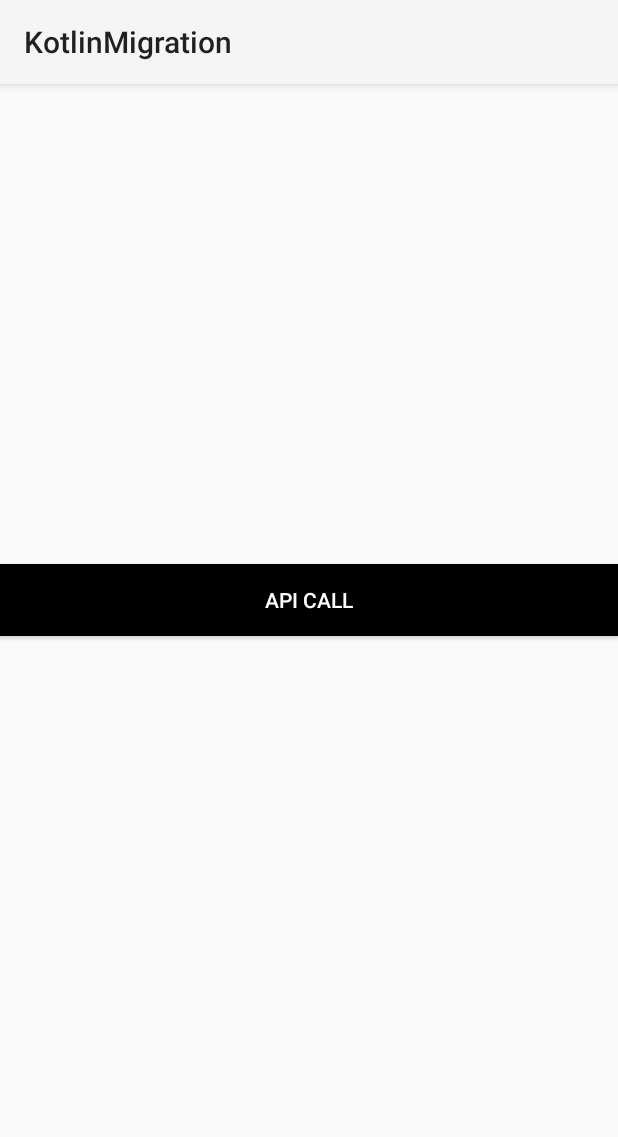
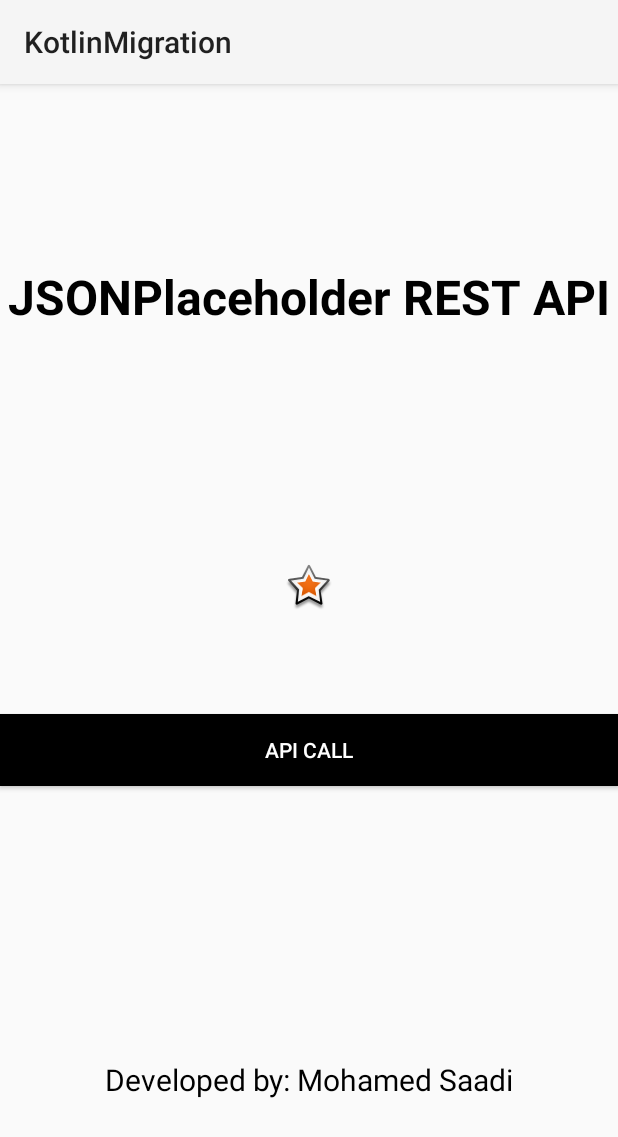
Before and after one commit to moefsaadi/Kotlin-Adventure, an Android app: the screen it shows after launch (MainActivity), on a phone screen of 412 x 824 dp. Shown: the top 1137 px of the screen. Run offline under Robolectric (Android 15) with nearby library versions, the phone set to English and light mode, and no system bars.

Commit message:
Added TextView,ImageView on App Launch

```diff
--- a/app/src/main/java/com/example/kotlinmigration/MainActivity.kt
+++ b/app/src/main/java/com/example/kotlinmigration/MainActivity.kt
@@ -3,9 +3,7 @@ package com.example.kotlinmigration
 import androidx.appcompat.app.AppCompatActivity
 import android.os.Bundle
 import android.view.View
-import android.widget.Button
-import android.widget.ProgressBar
-import android.widget.Toast
+import android.widget.*
 import androidx.core.view.isInvisible
 import androidx.core.view.isVisible
 import androidx.recyclerview.widget.LinearLayoutManager
@@ -29,6 +27,9 @@ class MainActivity : AppCompatActivity() {
 
         val myButton: Button = findViewById(R.id.button)
         val myProgress : ProgressBar = findViewById(R.id.progress)
+        val myTitle : TextView = findViewById(R.id.mainTitle)
+        val myImg : ImageView = findViewById(R.id.img)
+        val myFooter : TextView = findViewById(R.id.developed)
         var list = listOf<PostsJsonItem>()
 
 
@@ -41,6 +42,9 @@ class MainActivity : AppCompatActivity() {
         myButton.setOnClickListener {
             myButton.visibility = View.INVISIBLE
             myProgress.visibility = View.VISIBLE
+            myTitle.visibility = View.INVISIBLE
+            myImg.visibility = View.INVISIBLE
+            myFooter.visibility = View.INVISIBLE
 
 
 
--- a/app/src/main/java/com/example/kotlinmigration/MyAdapter.kt
+++ b/app/src/main/java/com/example/kotlinmigration/MyAdapter.kt
@@ -40,8 +40,8 @@ class MyAdapter(
         holder.textViewBody.text = "Body: " + myList[position].body
 
         //Alternate colors of each block
-        if(position %2 == 1)holder.itemView.setBackgroundResource(R.drawable.background1)
-        else{holder.itemView.setBackgroundResource(R.drawable.background2)}
+        if(position %2 == 1) holder.itemView.setBackgroundResource(R.drawable.background1)
+        else holder.itemView.setBackgroundResource(R.drawable.background2)
 
     }
 
--- a/app/src/main/res/layout/activity_main.xml
+++ b/app/src/main/res/layout/activity_main.xml
@@ -6,11 +6,33 @@
     android:layout_height="match_parent"
     tools:context=".MainActivity">
 
+    <TextView
+        android:id="@+id/mainTitle"
+        android:layout_width="match_parent"
+        android:layout_height="wrap_content"
+        android:layout_marginTop="120dp"
+        android:text="JSONPlaceholder REST API"
+        android:textSize="32sp"
+        android:textColor="@color/black"
+        android:textStyle="bold"
+        android:gravity="center"
+        app:layout_constraintStart_toStartOf="parent"
+        app:layout_constraintTop_toTopOf="parent"/>
+
+    <ImageView
+        android:id="@+id/img"
+        android:layout_width="match_parent"
+        android:layout_height="wrap_content"
+        android:layout_marginTop="320dp"
+        app:layout_constraintStart_toStartOf="parent"
+        app:layout_constraintTop_toTopOf="parent"
+        app:srcCompat="@android:drawable/star_big_on" />
+
     <androidx.appcompat.widget.AppCompatButton
         android:id="@+id/button"
         android:layout_width="match_parent"
         android:layout_height="wrap_content"
-        android:layout_marginTop="320dp"
+        android:layout_marginTop="420dp"
         android:text="API Call"
         android:textColor="@color/white"
         android:background="@color/black"
@@ -27,6 +49,20 @@
         tools:visibility="invisible" />
 
 
+
+    <TextView
+        android:id="@+id/developed"
+        android:layout_width="match_parent"
+        android:layout_height="wrap_content"
+        android:layout_marginTop="650dp"
+        android:text="Developed by: Mohamed Saadi"
+        android:textSize="20sp"
+        android:textColor="@color/black"
+        android:gravity="center"
+        app:layout_constraintStart_toStartOf="parent"
+        app:layout_constraintTop_toTopOf="parent"/>
+
+
     <androidx.recyclerview.widget.RecyclerView
         android:id="@+id/recyclerView"
         android:layout_width="match_parent"
```
